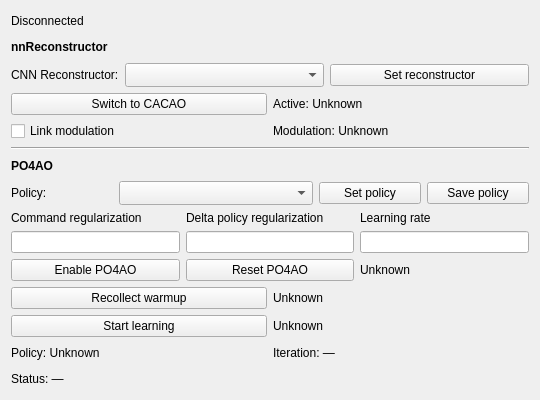
This is gui/widgets/learningCtrl/learningCtrl.ui in magao-x/MagAOX as Qt 5 draws it before an edit. The edited form follows.
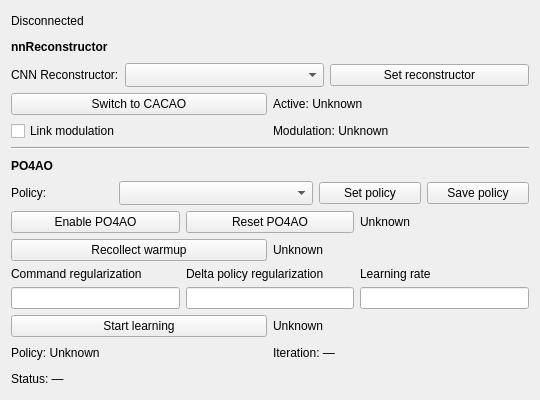
This is the edited form. Custom widgets are drawn as their Qt base class.

Commit message:
Group PO4AO parameters beside learning controls
Co-authored by  GPT-6

```diff
--- a/gui/widgets/learningCtrl/learningCtrl.ui
+++ b/gui/widgets/learningCtrl/learningCtrl.ui
@@ -171,22 +171,6 @@
           <item><widget class="QPushButton" name="buttonSavePolicy"><property name="text"><string>Save policy</string></property></widget></item>
         </layout>
       </item>
-      <item>
-        <layout class="QHBoxLayout" name="layoutParameters">
-          <item><layout class="QVBoxLayout" name="layoutCommandRegularization">
-            <item><widget class="QLabel" name="labelCommandRegularization"><property name="text"><string>Command regularization</string></property><property name="wordWrap"><bool>true</bool></property></widget></item>
-            <item><widget class="xqt::statusLineEdit" name="entryCommandRegularization"/></item>
-          </layout></item>
-          <item><layout class="QVBoxLayout" name="layoutDeltaRegularization">
-            <item><widget class="QLabel" name="labelDeltaRegularization"><property name="text"><string>Delta policy regularization</string></property><property name="wordWrap"><bool>true</bool></property></widget></item>
-            <item><widget class="xqt::statusLineEdit" name="entryDeltaRegularization"/></item>
-          </layout></item>
-          <item><layout class="QVBoxLayout" name="layoutLearningRate">
-            <item><widget class="QLabel" name="labelLearningRate"><property name="text"><string>Learning rate</string></property><property name="wordWrap"><bool>true</bool></property></widget></item>
-            <item><widget class="xqt::statusLineEdit" name="entryLearningRate"/></item>
-          </layout></item>
-        </layout>
-      </item>
       <item>
         <layout class="QHBoxLayout" name="layoutPO4AO">
           <item>
@@ -254,6 +238,22 @@
           </item>
         </layout>
       </item>
+      <item>
+        <layout class="QHBoxLayout" name="layoutParameters">
+          <item><layout class="QVBoxLayout" name="layoutCommandRegularization">
+            <item><widget class="QLabel" name="labelCommandRegularization"><property name="text"><string>Command regularization</string></property><property name="wordWrap"><bool>true</bool></property></widget></item>
+            <item><widget class="xqt::statusLineEdit" name="entryCommandRegularization"/></item>
+          </layout></item>
+          <item><layout class="QVBoxLayout" name="layoutDeltaRegularization">
+            <item><widget class="QLabel" name="labelDeltaRegularization"><property name="text"><string>Delta policy regularization</string></property><property name="wordWrap"><bool>true</bool></property></widget></item>
+            <item><widget class="xqt::statusLineEdit" name="entryDeltaRegularization"/></item>
+          </layout></item>
+          <item><layout class="QVBoxLayout" name="layoutLearningRate">
+            <item><widget class="QLabel" name="labelLearningRate"><property name="text"><string>Learning rate</string></property><property name="wordWrap"><bool>true</bool></property></widget></item>
+            <item><widget class="xqt::statusLineEdit" name="entryLearningRate"/></item>
+          </layout></item>
+        </layout>
+      </item>
       <item>
         <layout class="QHBoxLayout" name="layoutLearning">
           <item>
```
The commit also changes 1 other file.
